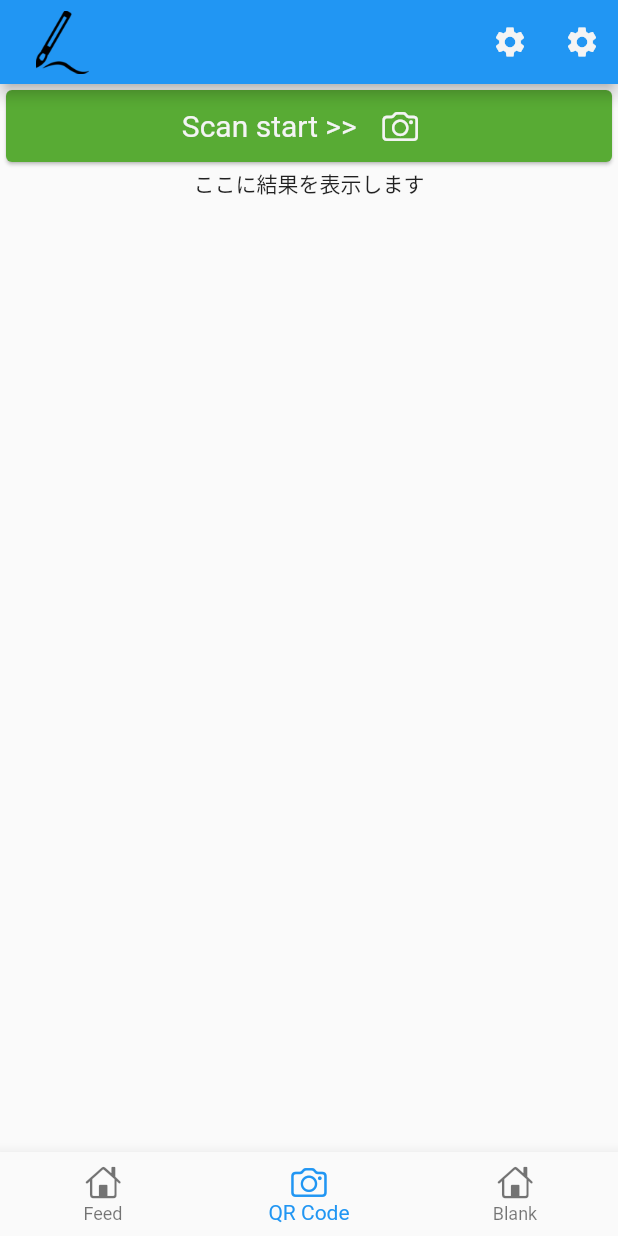
After one commit to TomohiroIshiguro/flutter_app_demo, a Flutter app: the screen it shows after launch, item 2 of the bottom bar chosen, on a phone screen of 412 x 824 dp. The commit adds this screen. Run offline on Flutter 3.47's test engine with Material 2 defaults, Android fonts, the phone set to English and light mode, and no system bars; our stand-ins replace rxdart, webview_flutter; missing offline and left inert: barcode_scan.

Commit message:
ADD barcode reader

```diff
--- a/lib/views/navigation_bar.dart
+++ b/lib/views/navigation_bar.dart
@@ -2,6 +2,7 @@ import 'package:flutter/cupertino.dart';
 import 'package:flutter/material.dart';
 
 import 'package:flutter_app_demo/views/rss_reader/rss_reader_view.dart';
+import 'package:flutter_app_demo/views/qrcode_reader/qrcode_reader_view.dart';
 
 class NavigationBar extends StatefulWidget {
   final List<Map<String, dynamic>> pages = [
@@ -9,6 +10,11 @@ class NavigationBar extends StatefulWidget {
       "label": BottomNavigationBarItem(
           icon: Icon(CupertinoIcons.home), title: Text('Feed')),
       "page": RssReaderView()
+    },
+    {
+      "label": BottomNavigationBarItem(
+          icon: Icon(CupertinoIcons.photo_camera), title: Text('QR Code')),
+      "page": QrCodeReaderView()
     },
     {
       "label": BottomNavigationBarItem(
--- /dev/null
+++ b/lib/views/qrcode_reader/qrcode_reader_view.dart
@@ -0,0 +1,204 @@
+import 'package:flutter/material.dart';
+import 'package:flutter/cupertino.dart';
+
+import 'dart:async';
+import 'dart:io' show Platform;
+
+import 'package:barcode_scan/barcode_scan.dart';
+import 'package:flutter/services.dart';
+
+import 'package:webview_flutter/webview_flutter.dart';
+
+class QrCodeReaderView extends StatefulWidget {
+  @override
+  _QrCodeReaderViewState createState() => _QrCodeReaderViewState();
+}
+
+class _QrCodeReaderViewState extends State<QrCodeReaderView> {
+  ScanResult scanResult;
+
+  final _flashOnController = TextEditingController(text: "Flash on");
+  final _flashOffController = TextEditingController(text: "Flash off");
+  final _cancelController = TextEditingController(text: "Cancel");
+
+  var _aspectTolerance = 0.00;
+  var _numberOfCameras = 0;
+  var _selectedCamera = -1;
+  var _useAutoFocus = true;
+  var _autoEnableFlash = false;
+
+  static final _possibleFormats = BarcodeFormat.values.toList();
+
+  List<BarcodeFormat> selectedFormats = [];
+  _QrCodeReaderViewState() {
+    _possibleFormats.removeWhere((e) => e == BarcodeFormat.unknown);
+    selectedFormats.addAll(_possibleFormats);
+  }
+
+  @override
+  // ignore: type_annotate_public_apis
+  initState() {
+    super.initState();
+
+    Future.delayed(Duration.zero, () async {
+      _numberOfCameras = await BarcodeScanner.numberOfCameras;
+      setState(() {});
+    });
+  }
+
+  @override
+  Widget build(BuildContext context) {
+    return MaterialApp(
+      home: Scaffold(
+        appBar: _buildAppBar(context),
+        body: _buildBody(context)
+      ),
+    );
+  }
+
+  // QRコード リーダー ビューのappBar(画面上部)
+  Widget _buildAppBar(BuildContext context) {
+    return AppBar(
+      title: Padding(
+        padding: const EdgeInsets.all(8.0),
+        child: Image.asset('images/logo.png', height: 42),
+      ),
+      actions: <Widget>[
+        IconButton(
+          icon: Icon(Icons.settings),
+          tooltip: '設定',
+          onPressed: () {/*処理*/},
+          color: Theme.of(context).accentColor,
+        ),
+        IconButton(
+          icon: Icon(Icons.settings),
+          tooltip: '設定',
+          onPressed: () {/*処理*/},
+          color: Theme.of(context).accentColor,
+        ),
+      ],
+    );
+  }
+
+  // QRコード リーダー ビューのbody
+  Widget _buildBody(BuildContext context) {
+    if (scanResult != null) {
+      print("type: "+scanResult.type.toString());
+      print("rawContent: "+scanResult.rawContent);
+      print("format: "+scanResult.format.toString());
+      print("formatNote: "+scanResult.formatNote);
+    }
+    return Column(
+      children: <Widget>[
+        Card(
+          color: Theme.of(context).primaryColor,
+          child: Row(
+            mainAxisAlignment: MainAxisAlignment.center,
+            children: <Widget>[
+              const Text("Scan start >> ",
+                style: TextStyle(
+                  fontSize: 20,
+                  color: Color(0xFFF4F4F4),
+                )
+              ),
+              IconButton(
+                icon: Icon(CupertinoIcons.photo_camera),
+                tooltip: "Scan",
+                onPressed: scan,
+                color: Theme.of(context).accentColor,
+              ),
+            ],
+          ),
+        ),
+        (scanResult == null)?
+        Center(child: Text("ここに結果を表示します")):
+        (RegExp(r"^https?://").hasMatch(scanResult.rawContent))?
+          // URLの場合
+          Scaffold(
+              appBar: AppBar(),
+              body: WebView(initialUrl: scanResult.rawContent)
+          ):
+          // URL以外の場合
+          Column(
+            children: <Widget>[
+              Card(
+                child: Container(
+                  width: MediaQuery.of(context).size.width,
+                  margin: const EdgeInsets.all(10.0),
+                  child: Text(scanResult.rawContent,
+                      style: TextStyle(fontSize: 26.0)),
+                ),
+              ),
+              Card(
+                child: Container(
+                  margin: const EdgeInsets.all(10.0),
+                  child: Column(
+                    children: <Widget>[
+                      Row(
+                        children: <Widget>[
+                          Text("Result type : "),
+                          Text(scanResult.type.toString()),
+                        ],
+                      ),
+                      Row(
+                        children: <Widget>[
+                          Text("Barcode format : "),
+                          Text(scanResult.format.toString()),
+                        ],
+                      ),
+                      Row(
+                        children: <Widget>[
+                          Text("Barcode format note : "),
+                          Text(scanResult.formatNote),
+                        ],
+                      ),
+                    ],
+                  ),
+                ),
+              ),
+          ],
+        ),
+      ],
+    );
+  }
+
+  // スキャン開始処理
+  Future scan() async {
+    try {
+      var options = ScanOptions(
+        strings: {
+          "cancel": _cancelController.text,
+          "flash_on": _flashOnController.text,
+          "flash_off": _flashOffController.text,
+        },
+        restrictFormat: selectedFormats,
+        useCamera: _selectedCamera,
+        autoEnableFlash: _autoEnableFlash,
+        android: AndroidOptions(
+          aspectTolerance: _aspectTolerance,
+          useAutoFocus: _useAutoFocus,
+        ),
+      );
+
+      var result = await BarcodeScanner.scan(options: options);
+      setState(() => scanResult = result);
+
+    } on PlatformException catch (e) {
+      var result = ScanResult(
+        type: ResultType.Error,
+        format: BarcodeFormat.unknown,
+      );
+
+      if (e.code == BarcodeScanner.cameraAccessDenied) {
+        setState(() {
+          result.rawContent = 'The user did not grant the camera permission!';
+        });
+      } else {
+        result.rawContent = 'Unknown error: $e';
+      }
+      setState(() {
+        scanResult = result;
+      });
+    }
+  }
+}
--- a/lib/views/rss_reader/rss_articles.dart
+++ b/lib/views/rss_reader/rss_articles.dart
@@ -1,9 +1,10 @@
 import 'package:flutter/material.dart';
 import 'package:flutter/cupertino.dart';
-import 'package:webview_flutter/webview_flutter.dart';
 
 import 'package:flutter_app_demo/blocs/rss_reader/rss_reader_bloc.dart';
 import 'package:flutter_app_demo/models/article.dart';
+
+import 'package:webview_flutter/webview_flutter.dart';
 
 class ArticleListWidget extends StatelessWidget {
   final RssReaderBloc bloc;
--- a/pubspec.yaml
+++ b/pubspec.yaml
@@ -27,6 +27,7 @@ dependencies:
   http: ^0.12.2
   webview_flutter: ^0.3.22+1
   xml: ^3.5.0
+  barcode_scan: ^3.0.1
 
 dev_dependencies:
   flutter_test:
```
Also changed, not shown: pubspec.lock, 6 other files.
